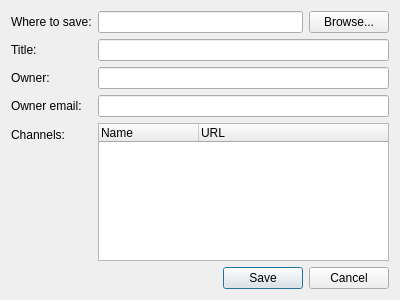
0xd34df00d/leechcraft, file src/plugins/aggregator/export.ui: the form before one commit.
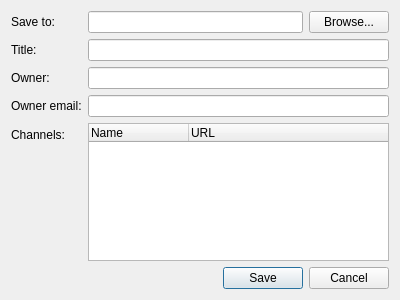
The form after the commit.

The edit to the form file:
```diff
--- a/src/plugins/aggregator/export.ui
+++ b/src/plugins/aggregator/export.ui
@@ -22,7 +22,7 @@
      <item row="0" column="0">
       <widget class="QLabel" name="label">
        <property name="text">
-        <string>Where to save:</string>
+        <string>Save to:</string>
        </property>
       </widget>
      </item>
```
